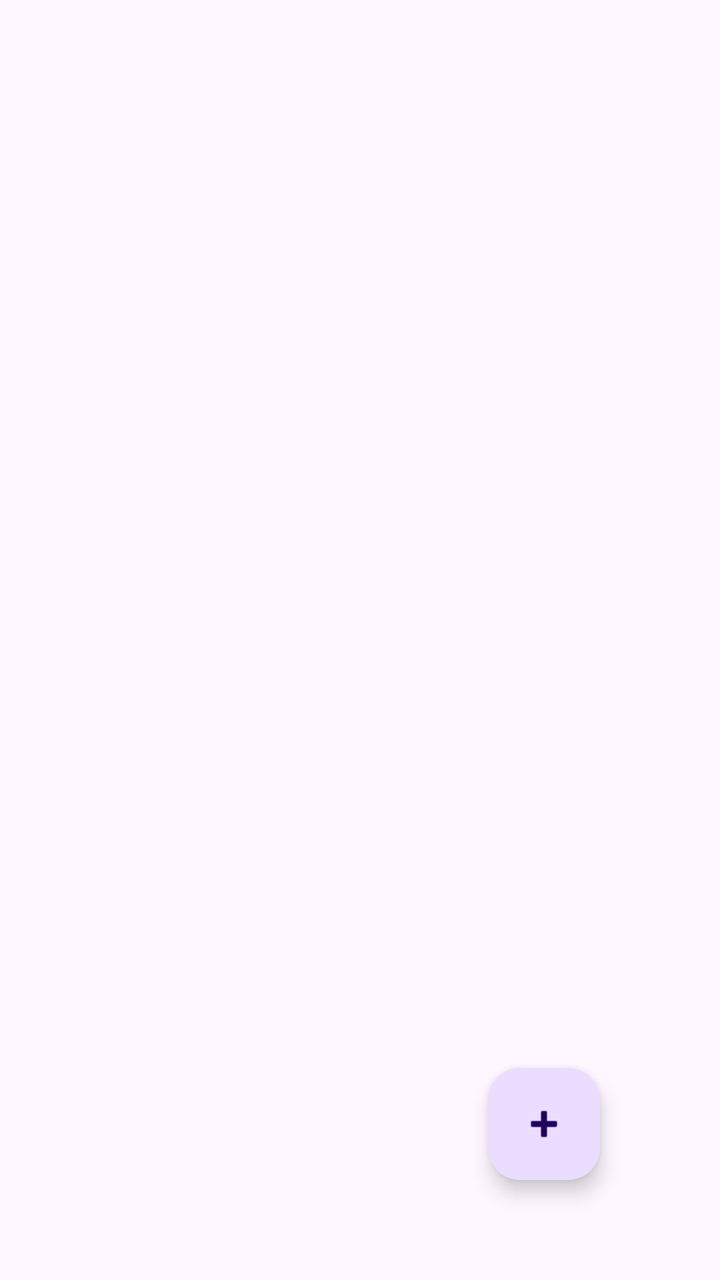
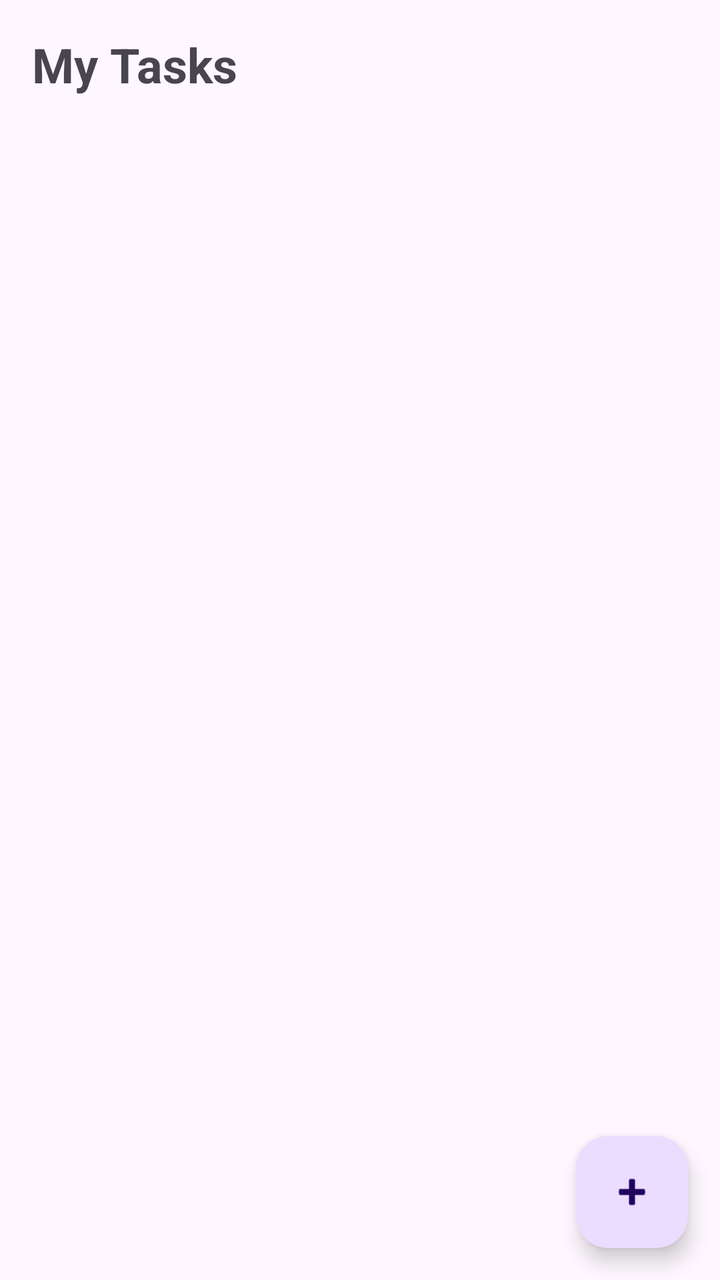

The first picture is an Android layout as it rendered before a commit; the second is the same layout after the commit. The layout source and the unified diff follow.
<!-- AndroidManifest.xml: application theme Theme.SqliteExample -->
<!-- res/layout/activity_main.xml -->
<?xml version="1.0" encoding="utf-8"?>
<androidx.constraintlayout.widget.ConstraintLayout xmlns:android="http://schemas.android.com/apk/res/android"
    xmlns:app="http://schemas.android.com/apk/res-auto"
    xmlns:tools="http://schemas.android.com/tools"
    android:id="@+id/main"
    android:layout_width="match_parent"
    android:layout_height="match_parent"
    android:orientation="vertical"
    tools:context=".MainActivity">

    <androidx.constraintlayout.widget.Guideline
        android:id="@+id/guideline"
        android:layout_width="wrap_content"
        android:layout_height="wrap_content"
        android:orientation="horizontal"
        app:layout_constraintGuide_begin="30dp" />

    <androidx.constraintlayout.widget.Guideline
        android:id="@+id/guideline2"
        android:layout_width="wrap_content"
        android:layout_height="wrap_content"
        android:orientation="horizontal"
        app:layout_constraintGuide_end="30dp" />

    <androidx.constraintlayout.widget.Guideline
        android:id="@+id/guideline3"
        android:layout_width="wrap_content"
        android:layout_height="wrap_content"
        android:orientation="vertical"
        app:layout_constraintGuide_begin="40dp" />

    <androidx.constraintlayout.widget.Guideline
        android:id="@+id/guideline4"
        android:layout_width="wrap_content"
        android:layout_height="wrap_content"
        android:orientation="vertical"
        app:layout_constraintGuide_end="40dp" />

    <com.google.android.material.floatingactionbutton.FloatingActionButton
        android:id="@+id/floatingActionButton"
        android:layout_width="wrap_content"
        android:layout_height="wrap_content"
        android:layout_marginEnd="20dp"
        android:layout_marginBottom="20dp"
        android:clickable="true"
        app:layout_constraintBottom_toTopOf="@+id/guideline2"
        app:layout_constraintEnd_toStartOf="@+id/guideline4"
        app:srcCompat="@android:drawable/ic_input_add" />

</androidx.constraintlayout.widget.ConstraintLayout>
<!-- resources referenced by this layout -->
<resources>
  <style name="Theme.SqliteExample" parent="Base.Theme.SqliteExample" />
  <style name="Base.Theme.SqliteExample" parent="Theme.Material3.DayNight.NoActionBar">
          
          
      </style>
</resources>

<!-- the commit's change to res/layout/activity_main.xml (unified diff, before → after) -->
@@ -1,50 +1,55 @@
 <?xml version="1.0" encoding="utf-8"?>
-<androidx.constraintlayout.widget.ConstraintLayout xmlns:android="http://schemas.android.com/apk/res/android"
+<androidx.constraintlayout.widget.ConstraintLayout
+    xmlns:android="http://schemas.android.com/apk/res/android"
     xmlns:app="http://schemas.android.com/apk/res-auto"
     xmlns:tools="http://schemas.android.com/tools"
-    android:id="@+id/main"
     android:layout_width="match_parent"
     android:layout_height="match_parent"
-    android:orientation="vertical"
     tools:context=".MainActivity">
 
-    <androidx.constraintlayout.widget.Guideline
-        android:id="@+id/guideline"
+    <TextView
+        android:id="@+id/text_header"
+        android:layout_width="match_parent"
+        android:layout_height="wrap_content"
+        android:text="@string/my_tasks"
+        android:textSize="24sp"
+        android:textStyle="bold"
+        android:padding="16dp"
+        app:layout_constraintTop_toTopOf="parent"
+        app:layout_constraintStart_toStartOf="parent"
+        app:layout_constraintEnd_toEndOf="parent" />
+
+    <androidx.recyclerview.widget.RecyclerView
+        android:id="@+id/recycler_tasks"
+        android:layout_width="match_parent"
+        android:layout_height="0dp"
+        app:layout_constraintTop_toBottomOf="@id/text_header"
+        app:layout_constraintBottom_toBottomOf="parent"
+        app:layout_constraintStart_toStartOf="parent"
+        app:layout_constraintEnd_toEndOf="parent"
+        android:padding="8dp"
+        android:clipToPadding="false" />
+
+    <com.google.android.material.floatingactionbutton.FloatingActionButton
+        android:id="@+id/floating_action_button"
         android:layout_width="wrap_content"
         android:layout_height="wrap_content"
-        android:orientation="horizontal"
-        app:layout_constraintGuide_begin="30dp" />
+        android:layout_margin="16dp"
+        android:contentDescription="@string/add_task"
+        android:src="@android:drawable/ic_input_add"
+        app:layout_constraintBottom_toBottomOf="parent"
+        app:layout_constraintEnd_toEndOf="parent" />
 
-    <androidx.constraintlayout.widget.Guideline
-        android:id="@+id/guideline2"
+    <TextView
+        android:id="@+id/text_empty"
         android:layout_width="wrap_content"
         android:layout_height="wrap_content"
-        android:orientation="horizontal"
-        app:layout_constraintGuide_end="30dp" />
-
-    <androidx.constraintlayout.widget.Guideline
-        android:id="@+id/guideline3"
-        android:layout_width="wrap_content"
-        android:layout_height="wrap_content"
-        android:orientation="vertical"
-        app:layout_constraintGuide_begin="40dp" />
-
-    <androidx.constraintlayout.widget.Guideline
-        android:id="@+id/guideline4"
-        android:layout_width="wrap_content"
-        android:layout_height="wrap_content"
-        android:orientation="vertical"
-        app:layout_constraintGuide_end="40dp" />
-
-    <com.google.android.material.floatingactionbutton.FloatingActionButton
-        android:id="@+id/floatingActionButton"
-        android:layout_width="wrap_content"
-        android:layout_height="wrap_content"
-        android:layout_marginEnd="20dp"
-        android:layout_marginBottom="20dp"
-        android:clickable="true"
-        app:layout_constraintBottom_toTopOf="@+id/guideline2"
-        app:layout_constraintEnd_toStartOf="@+id/guideline4"
-        app:srcCompat="@android:drawable/ic_input_add" />
+        android:text="@string/no_tasks"
+        android:textSize="18sp"
+        android:visibility="gone"
+        app:layout_constraintBottom_toBottomOf="parent"
+        app:layout_constraintEnd_toEndOf="parent"
+        app:layout_constraintStart_toStartOf="parent"
+        app:layout_constraintTop_toTopOf="parent" />
 
 </androidx.constraintlayout.widget.ConstraintLayout>
<!-- resource entries referenced after the edit -->
@@ -1,5 +1,8 @@
 <!-- resources referenced by this layout -->
 <resources>
+  <string name="add_task">Add Task</string>
+  <string name="my_tasks">My Tasks</string>
+  <string name="no_tasks">No tasks yet. Add one using the + button!</string>
   <style name="Theme.SqliteExample" parent="Base.Theme.SqliteExample" />
   <style name="Base.Theme.SqliteExample" parent="Theme.Material3.DayNight.NoActionBar">
           
